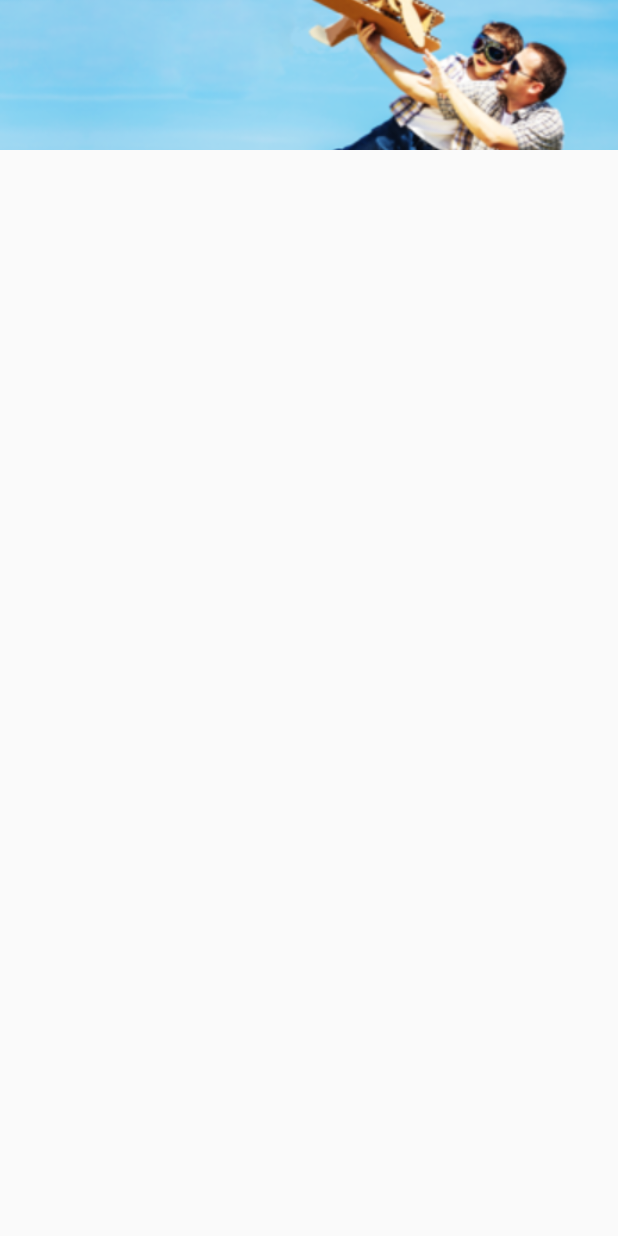
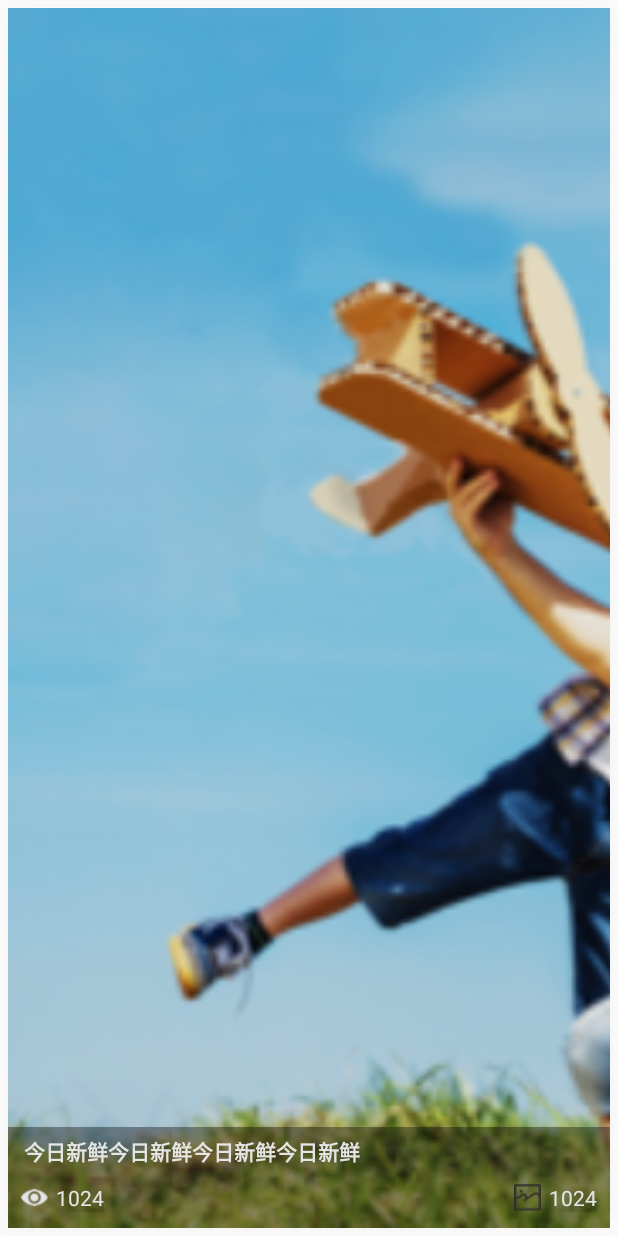
Before and after one commit to taoyiran2008/Goose, an Android app: the layout recycler_view_item_picture.xml on its own in the app's theme, with its tools: preview values and no code run, on a phone screen of 412 x 824 dp. Run offline under Robolectric (Android 15) with nearby library versions, the phone set to English and light mode, and no system bars.

Commit message:
20180716

```diff
--- a/app/src/main/java/com/goose/app/ui/main/MainActivity.java
+++ b/app/src/main/java/com/goose/app/ui/main/MainActivity.java
@@ -12,6 +12,7 @@ import android.widget.ImageView;
 import android.widget.TextView;
 
 import com.goose.app.R;
+import com.goose.app.ui.picture.PictureFragment;
 import com.taoyr.app.base.BaseActivity;
 import com.taoyr.app.base.IBasePresenter;
 import com.taoyr.app.base.IBaseView;
--- a/app/src/main/res/layout/recycler_view_item_picture.xml
+++ b/app/src/main/res/layout/recycler_view_item_picture.xml
@@ -1,14 +1,101 @@
 <?xml version="1.0" encoding="utf-8"?>
-<LinearLayout xmlns:android="http://schemas.android.com/apk/res/android"
-              android:orientation="vertical"
-              android:layout_width="match_parent"
-              android:layout_height="wrap_content">
+<RelativeLayout
+    xmlns:android="http://schemas.android.com/apk/res/android"
+    xmlns:tools="http://schemas.android.com/tools"
+    android:layout_width="match_parent"
+    android:layout_height="wrap_content"
+    android:background="@drawable/nine_frame_shadow_very_small"
+    android:padding="5dp">
 
     <ImageView
         android:id="@+id/img"
         android:layout_width="match_parent"
-        android:layout_height="100dp"
+        android:layout_height="match_parent"
         android:scaleType="centerCrop"
         android:src="@drawable/default_pic_02"/>
 
-</LinearLayout>
+    <LinearLayout
+        android:layout_width="match_parent"
+        android:layout_height="wrap_content"
+        android:layout_alignParentBottom="true"
+        android:background="@color/tf_mask_text"
+        android:padding="5dp"
+        android:orientation="vertical">
+
+        <TextView
+            android:id="@+id/txt_title"
+            android:layout_width="match_parent"
+            android:layout_height="wrap_content"
+            android:paddingLeft="5dp"
+            android:paddingRight="5dp"
+            android:maxLines="2"
+            android:ellipsize="end"
+            android:textStyle="bold"
+            android:textColor="@color/white"
+            android:textSize="14sp"
+            android:layout_above="@+id/rl_bottom"
+            android:text="今日新鲜今日新鲜今日新鲜今日新鲜"/>
+
+        <RelativeLayout
+            android:id="@+id/rl_bottom"
+            android:layout_width="match_parent"
+            android:layout_height="30dp"
+            android:layout_marginTop="5dp"
+            android:gravity="center">
+            <LinearLayout
+                android:layout_width="wrap_content"
+                android:layout_height="wrap_content"
+                android:gravity="center"
+                android:paddingLeft="3dp"
+                android:paddingRight="3dp"
+                android:layout_alignParentLeft="true"
+                android:orientation="horizontal">
+                <ImageView
+                    android:layout_width="18dp"
+                    android:layout_height="18dp"
+                    android:src="@drawable/eye"/>
+
+                <TextView
+                    android:id="@+id/txt_views"
+                    android:layout_width="wrap_content"
+                    android:layout_height="wrap_content"
+                    android:textSize="14sp"
+                    android:layout_marginLeft="5dp"
+                    style="@style/unified_shadow_txt"
+                    android:textColor="@color/white"
+                    android:layout_gravity="left|top"
+                    android:text="1024"/>
+            </LinearLayout>
+
+            <LinearLayout
+                android:layout_width="wrap_content"
+                android:layout_height="wrap_content"
+                android:gravity="center"
+                android:paddingLeft="3dp"
+                android:paddingRight="3dp"
+                android:layout_alignParentRight="true"
+                android:orientation="horizontal">
+                <ImageView
+                    android:layout_width="18dp"
+                    android:layout_height="18dp"
+                    android:src="@drawable/picture_sample_icon"/>
+
+                <TextView
+                    android:id="@+id/txt_count"
+                    android:layout_width="wrap_content"
+                    android:layout_height="wrap_content"
+                    android:textSize="14sp"
+                    android:layout_marginLeft="5dp"
+                    style="@style/unified_shadow_txt"
+                    android:textColor="@color/white"
+                    android:layout_gravity="left|top"
+                    android:text="1024"/>
+            </LinearLayout>
+        </RelativeLayout>
+    </LinearLayout>
+
+    <View
+        android:layout_width="match_parent"
+        android:layout_height="match_parent"
+        android:background="@color/tf_mask_pic"/>
+</RelativeLayout>
--- a/app/src/main/res/layout/top_bar_goose.xml
+++ b/app/src/main/res/layout/top_bar_goose.xml
@@ -2,6 +2,7 @@
 <RelativeLayout
     xmlns:android="http://schemas.android.com/apk/res/android"
     android:layout_width="match_parent"
+    android:background="@color/white"
     android:layout_height="40dp" xmlns:app="http://schemas.android.com/apk/res-auto">
     <android.support.design.widget.TabLayout
         android:id="@+id/tab_sub"
```
Also changed, not shown: app/src/main/java/com/goose/app/data/DataProvider.java (+13 -8 lines), app/src/main/java/com/goose/app/ui/main/MainModule.java (+5 -2 lines), app/src/main/java/com/goose/app/ui/picture/PictureFragment.java (+34 -27 lines), app/src/main/java/com/goose/app/ui/picture/PictureModule.java (deleted, +0 -25 lines), app/src/main/java/com/goose/app/ui/picture/PicturePresenter.java (+39 -0 lines), app/src/main/java/com/goose/app/widgets/PictureListController.java (+27 -0 lines), app/src/main/java/com/goose/app/widgets/TopBarGoose.java (+6 -2 lines), app/src/main/res/layout/fragment_picture.xml (+25 -14 lines), widget/src/main/java/com/taoyr/widget/widgets/carouselviewpager/LoopPagerAdapter.java (+4 -3 lines), app/src/main/res/drawable/eye.png (added), app/src/main/res/drawable/nine_frame_shadow_very_small.9.png (added), app/src/main/res/drawable/picture_sample_icon.png (added).
